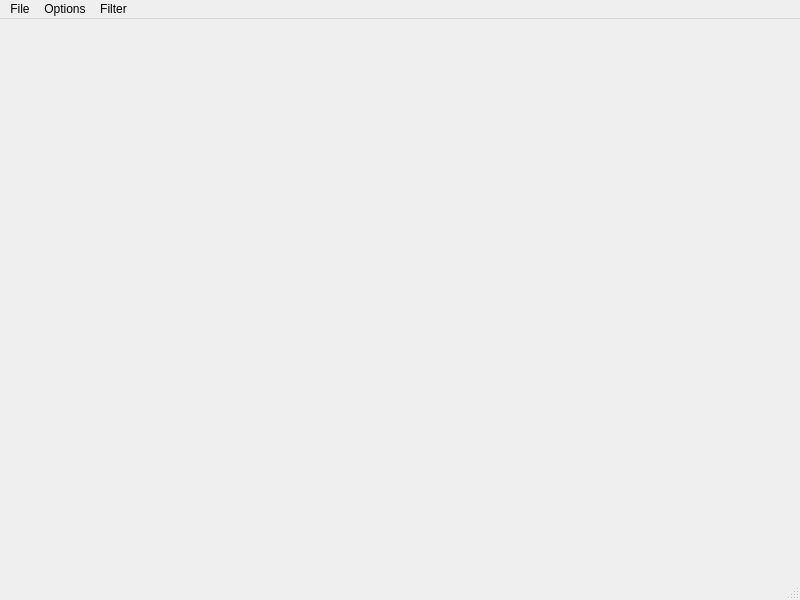
This is qt/GUI_of_tool/mainwindow.ui in ZltZZZ/Anti-cheat-chess-tool as Qt 5 draws it before an edit. The edited form follows.
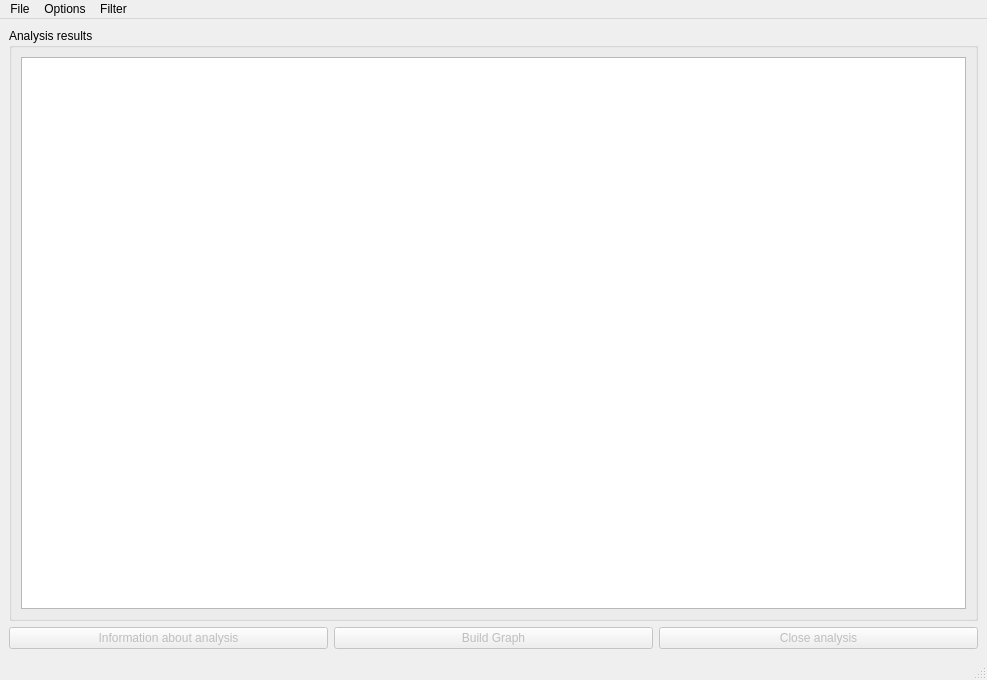
This is the edited form.

Commit message: Add sql db for analysis

```diff
--- a/qt/GUI_of_tool/mainwindow.ui
+++ b/qt/GUI_of_tool/mainwindow.ui
@@ -6,20 +6,69 @@
    <rect>
     <x>0</x>
     <y>0</y>
-    <width>800</width>
-    <height>600</height>
+    <width>987</width>
+    <height>680</height>
    </rect>
   </property>
   <property name="windowTitle">
    <string>MainWindow</string>
   </property>
-  <widget class="QWidget" name="centralwidget"/>
+  <widget class="QWidget" name="centralwidget">
+   <layout class="QVBoxLayout" name="verticalLayout">
+    <item>
+     <widget class="QGroupBox" name="groupBox">
+      <property name="title">
+       <string>Analysis results</string>
+      </property>
+      <layout class="QVBoxLayout" name="verticalLayout_2">
+       <item>
+        <widget class="QTableView" name="analTable"/>
+       </item>
+      </layout>
+     </widget>
+    </item>
+    <item>
+     <layout class="QHBoxLayout" name="horizontalLayout">
+      <item>
+       <widget class="QPushButton" name="infoAnalButt">
+        <property name="enabled">
+         <bool>false</bool>
+        </property>
+        <property name="text">
+         <string>Information about analysis</string>
+        </property>
+       </widget>
+      </item>
+      <item>
+       <widget class="QPushButton" name="buildGraphButt">
+        <property name="enabled">
+         <bool>false</bool>
+        </property>
+        <property name="text">
+         <string>Build Graph</string>
+        </property>
+       </widget>
+      </item>
+      <item>
+       <widget class="QPushButton" name="closeDBButt">
+        <property name="enabled">
+         <bool>false</bool>
+        </property>
+        <property name="text">
+         <string>Close analysis</string>
+        </property>
+       </widget>
+      </item>
+     </layout>
+    </item>
+   </layout>
+  </widget>
   <widget class="QMenuBar" name="menubar">
    <property name="geometry">
     <rect>
      <x>0</x>
      <y>0</y>
-     <width>800</width>
+     <width>987</width>
      <height>32</height>
     </rect>
    </property>
```
The commit also changes 66 other files.
